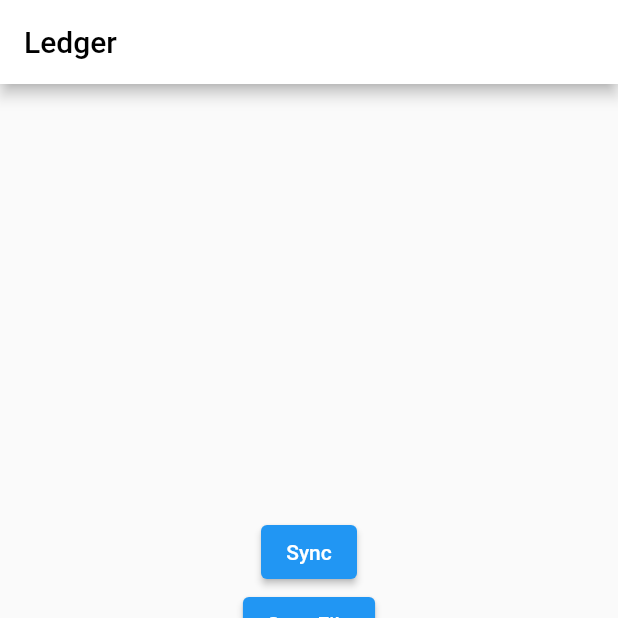
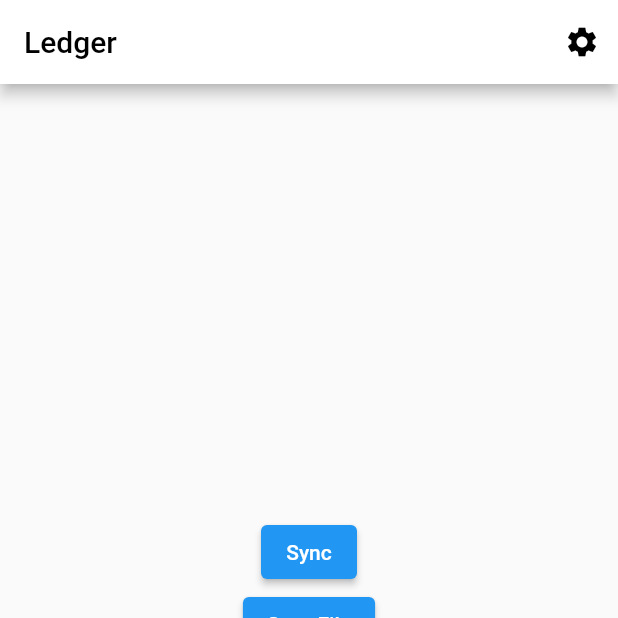
Before and after one commit to Avendo07/ledger, a Flutter app: the screen it shows after launch, on a phone screen of 412 x 824 dp, the top half of it. Run offline on Flutter 3.47's test engine with Material 2 defaults, Android fonts, the phone set to English and light mode, and no system bars; our stand-ins replace file_picker, hive_flutter, permission_handler; missing offline and left inert: excel, flutter_sms_inbox; accounts and stored records are empty.

Commit message:
Add Settings screen

```diff
--- a/lib/main.dart
+++ b/lib/main.dart
@@ -6,6 +6,7 @@ import 'package:ledger/constants/enum.dart';
 import 'package:ledger/repositories/transaction_repository.dart';
 import 'package:ledger/services/excel_service/excel_service.dart';
 import 'package:ledger/services/message_service/service.dart';
+import 'package:ledger/ui/settings.dart';
 import 'package:permission_handler/permission_handler.dart';
 
 import 'model/transaction.dart';
@@ -22,18 +23,20 @@ class MyApp extends StatelessWidget {
   Widget build(BuildContext context) {
     return MaterialApp(
       title: 'Flutter Demo',
+      routes: {
+        "/home": (buildContext) => HomePage(),
+        "/settings": (buildContext) => Settings(),
+      },
       theme: ThemeData(
         primarySwatch: Colors.blue,
       ),
-      home: const HomePage(title: 'Ledger'),
+      home: HomePage(),
     );
   }
 }
 
 class HomePage extends StatefulWidget {
-  final String title;
-
-  const HomePage({super.key, required this.title});
+  const HomePage({super.key});
 
   @override
   State<HomePage> createState() => _HomePageState();
@@ -51,14 +54,14 @@ class _HomePageState extends State<HomePage> {
       appBar: AppBar(
         backgroundColor: Colors.white,
         foregroundColor: Colors.black,
-        title: Text(widget.title),
+        title: const Text('Ledger'),
+        actions: [
+          IconButton(
+            onPressed: () => Navigator.of(context).pushNamed("/settings"),
+            icon: const Icon(Icons.settings),
+          ),
+        ],
       ),
-      /*body: ListView.builder(
-            itemBuilder: (buildContext, index){
-
-            },
-            itemCount: ,
-          )*/
       body: !buttonPressed
           ? Center(
               child: Column(
@@ -67,13 +70,13 @@ class _HomePageState extends State<HomePage> {
                 children: [
                   ElevatedButton(
                       onPressed: () async => syncMessages(),
-                      child: Text("Sync")),
+                      child: const Text("Sync")),
                   ElevatedButton(
                       onPressed: () => ExcelService.newExcel(),
-                      child: Text("Save File")),
+                      child: const Text("Save File")),
                   ElevatedButton(
                       onPressed: () => ExcelService.chooseExcelLocation(),
-                      child: Text("Choose Excel Location")),
+                      child: const Text("Choose Excel Location")),
                   ElevatedButton(
                       onPressed: () async {
                         Excel? x = await ExcelService.readExcelSheet();
@@ -98,12 +101,12 @@ class _HomePageState extends State<HomePage> {
                                   content: Text("Could not open the excel")));
                         }
                       },
-                      child: Text("Add Data"))
+                      child: const Text("Add Data"))
                 ],
               ),
             )
           : !synced
-              ? CircularProgressIndicator()
+              ? const CircularProgressIndicator()
               : ListView(
                   children: messages
                       .map((message) => ListTile(
@@ -147,24 +150,29 @@ class _HomePageState extends State<HomePage> {
                   actions: [
                     ElevatedButton(
                         onPressed: () => Navigator.pop(context),
-                        child: Text("Cancel")),
+                        child: const Text("Cancel")),
                     ElevatedButton(
                       onPressed: () async {
                         print("$amount, $isCredit");
 
-                        Excel? _excel = await ExcelService.readExcelSheet();
+                        Excel? excel = await ExcelService.readExcelSheet();
                         TransactionRepository repo =
-                            TransactionRepository(_excel!);
+                            TransactionRepository(excel!);
                         repo.insert(Transaction(
-                            "1", isCredit?TransactionType.credit:TransactionType.debit, amount, DateTime.now()));
+                            "1",
+                            isCredit
+                                ? TransactionType.credit
+                                : TransactionType.debit,
+                            amount,
+                            DateTime.now()));
                       },
-                      child: Text("Submit"),
+                      child: const Text("Submit"),
                     ),
                   ],
                 ),
               );
             }),
-        child: Icon(Icons.add),
+        child: const Icon(Icons.add),
       ),
     ));
   }
```
Also changed, not shown: lib/ui/settings.dart (added, +25 -0 lines).
